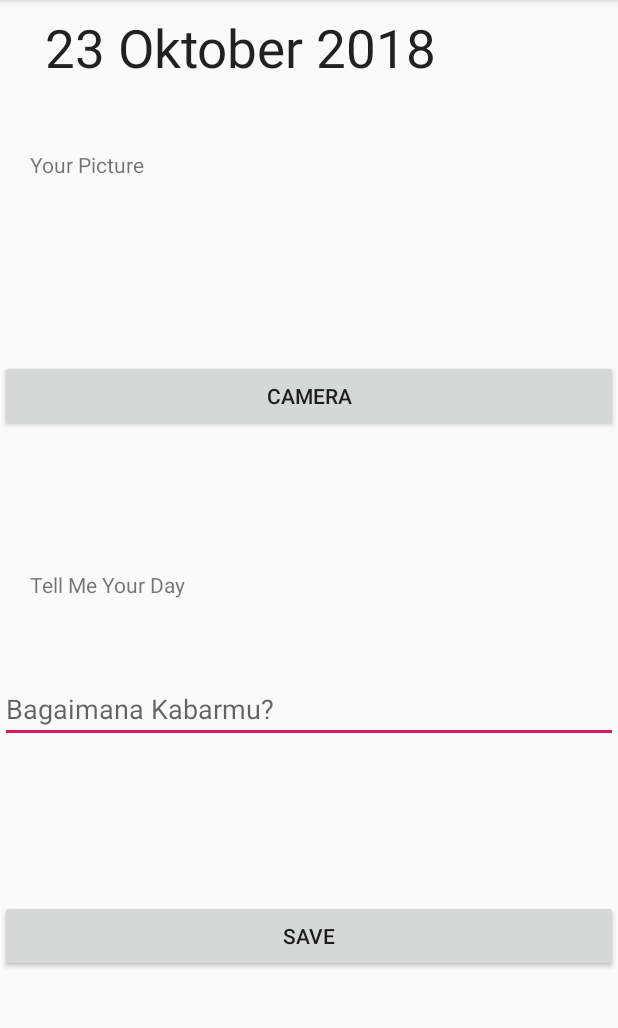
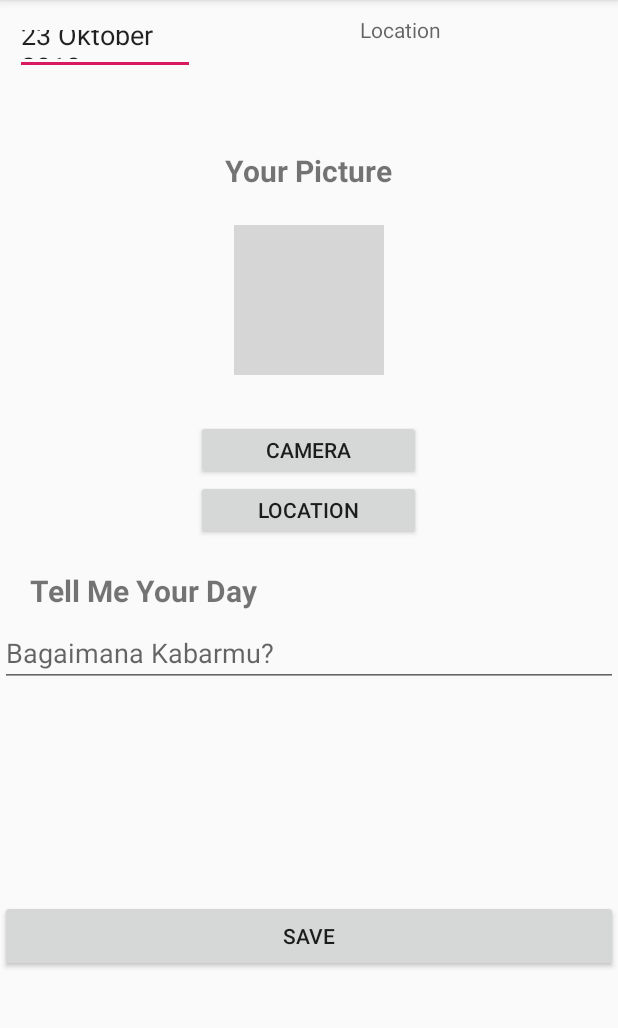
Before and after one commit to mirandannisaa/InsideOut, an Android app: the DetailEmojiFragment screen opened directly, with no data from a screen before it, on a phone screen of 412 x 824 dp, the part 84-1112 px from its top. Run offline under Robolectric (Android 15) with nearby library versions, the light colour scheme and no system bars; 2 statements that could not run were skipped; grey boxes are pictures that could not be loaded.

Commit message:
Location

```diff
--- a/app/build.gradle
+++ b/app/build.gradle
@@ -24,7 +24,12 @@ dependencies {
     implementation 'com.android.support:appcompat-v7:28.0.0'
     implementation 'com.android.support.constraint:constraint-layout:1.1.3'
     implementation 'com.google.android.gms:play-services:11.8.0'
+    //dependensi google play service
+    implementation 'com.google.android.gms:play-services-location:11.0.4'
+    //google places
+    implementation 'com.google.android.gms:play-services-places:11.0.4'
     implementation 'com.google.firebase:firebase-messaging:11.8.0'
+    implementation 'com.google.firebase:firebase-core:11.8.0'
     implementation 'com.jakewharton.timber:timber:4.6.0'
     implementation 'com.android.support:support-v4:28.0.0'
     implementation 'com.android.support:design:28.0.0'
--- a/app/src/main/java/com/example/okejon/insideout/DetailEmojiFragment.java
+++ b/app/src/main/java/com/example/okejon/insideout/DetailEmojiFragment.java
@@ -7,6 +7,7 @@ import android.media.Image;
 import android.os.Bundle;
 import android.provider.ContactsContract;
 import android.provider.MediaStore;
+import android.support.design.widget.FloatingActionButton;
 import android.support.v4.app.Fragment;
 import android.support.v4.app.FragmentManager;
 import android.support.v4.app.FragmentTransaction;
@@ -15,6 +16,7 @@ import android.view.View;
 import android.view.ViewGroup;
 import android.widget.Button;
 import android.widget.EditText;
+import android.widget.ImageButton;
 import android.widget.ImageView;
 import android.widget.TextView;
 
@@ -41,6 +43,16 @@ public class DetailEmojiFragment extends Fragment {
         View myFragmentView = inflater.inflate(R.layout.fragment_detail_emoji, container, false);
 
         View v = getView();
+
+
+        Button btnloc =(Button)myFragmentView.findViewById(R.id.buttonLoc);
+        btnloc.setOnClickListener(new View.OnClickListener() {
+            @Override
+            public void onClick(View v) {
+                Intent inte = new Intent(getContext(), LocationActivity.class);
+                startActivity(inte);
+            }
+        });
         //button camera
             Button btn = (Button) myFragmentView.findViewById(R.id.button);
             btn.setOnClickListener(new View.OnClickListener() {
@@ -54,11 +66,17 @@ public class DetailEmojiFragment extends Fragment {
 
             //textbox curhat
             final EditText editText = (EditText) myFragmentView.findViewById(R.id.editText);
+            final EditText editText1 = (EditText)myFragmentView.findViewById(R.id.txtTgl);
+            final TextView tvLoc = (TextView)myFragmentView.findViewById(R.id.tvLoc);
 
             //memanggil kls emoji krn ambil tanggal untuk list fragment
-            final TextView tittle = (TextView) myFragmentView.findViewById(R.id.textJudul);
+            //final TextView tittle = (TextView) myFragmentView.findViewById(R.id.txtTgl);
             Emoji emoji = Emoji.insideout[(int) emojiId];
-            tittle.setText(emoji.getNama());
+            editText1.setText(emoji.getNama());
+
+            Bundle bundle = getActivity().getIntent().getExtras();
+            String showLoc = bundle.getString("locationku");
+            tvLoc.setText(showLoc);
 
             imageView = (ImageView) myFragmentView.findViewById(R.id.hasil);
 
@@ -73,16 +91,21 @@ public class DetailEmojiFragment extends Fragment {
                     intactivity.putExtra("idfoto", fotohasil);
 
                     String mytext = editText.getText().toString();
+                    String textku = editText1.getText().toString();
+                    String locationku = tvLoc.getText().toString();
                     Bundle bundle = new Bundle();
+                    bundle.putString("textku", textku);
                     bundle.putString("mytext",mytext);
+                    bundle.putString("locationku", locationku);
                     intactivity.putExtras(bundle);
 
-                    String txtTanggal = tittle.getText().toString();
+                    String txtTanggal = editText1.getText().toString();
                     Bundle bundle2 = new Bundle();
                     bundle2.putString("textTanggal",txtTanggal);
                     intactivity.putExtras(bundle2);
+                    startActivity(intactivity);
 
-                    startActivity(intactivity);
+
                 }
             });
         //return fragment
--- a/app/src/main/java/com/example/okejon/insideout/SplashScreen.java
+++ b/app/src/main/java/com/example/okejon/insideout/SplashScreen.java
@@ -20,7 +20,7 @@ public class SplashScreen extends AppCompatActivity {
         handler.postDelayed(new Runnable() {
             @Override
             public void run() {
-                startActivity(new Intent(getApplicationContext(), MainActivity.class));
+                startActivity(new Intent(getApplicationContext(), FirstActivity.class));
                 finish();
             }
         }, 3000L); //3000 L = 3 detik
--- a/app/src/main/res/layout/fragment_detail_emoji.xml
+++ b/app/src/main/res/layout/fragment_detail_emoji.xml
@@ -1,10 +1,11 @@
 <?xml version="1.0" encoding="utf-8"?>
-<ScrollView android:layout_height="match_parent"
+<ScrollView xmlns:tools="http://schemas.android.com/tools"
+    android:layout_height="match_parent"
     android:layout_width="match_parent"
     android:fillViewport="true"
     xmlns:android="http://schemas.android.com/apk/res/android">
 
-<FrameLayout xmlns:android="http://schemas.android.com/apk/res/android"
+<RelativeLayout xmlns:android="http://schemas.android.com/apk/res/android"
     xmlns:tools="http://schemas.android.com/tools"
     android:layout_width="match_parent"
     android:layout_height="match_parent"
@@ -12,52 +13,74 @@
     tools:context=".DetailEmojiFragment">
 
     <!-- TODO: Update blank fragment layout -->
+
+    <EditText
+        android:id="@+id/txtTgl"
+        android:layout_width="120dp"
+        android:layout_height="40dp"
+        android:layout_marginTop="10dp"
+        android:layout_marginLeft="10dp"
+        android:hint="Tanggal"/>
+
     <TextView
-        android:id="@+id/textJudul"
-        android:layout_width="wrap_content"
-        android:layout_height="wrap_content"
-        android:layout_marginTop="8dp"
-        android:layout_marginLeft="30dp"
-        android:textSize="35dp"
-        android:textAppearance="@style/Base.TextAppearance.AppCompat.Large"
-        android:text="Tanggal"
-        />
+        android:id="@+id/tvLoc"
+        android:layout_width="120dp"
+        android:layout_height="40dp"
+        android:layout_marginTop="10dp"
+        android:layout_marginLeft="240dp"
+        android:hint="Location"/>
 
     <TextView
         android:layout_width="wrap_content"
         android:layout_height="wrap_content"
         android:text="Your Picture"
-        android:layout_marginLeft="20dp"
+        android:layout_centerHorizontal="true"
+        android:textStyle="bold"
+        android:textSize="20dp"
         android:layout_marginTop="100dp"/>
 
     <TextView
         android:layout_width="wrap_content"
         android:layout_height="wrap_content"
         android:text="Tell Me Your Day"
+        android:textStyle="bold"
+        android:textSize="20dp"
+        android:id="@+id/tv1"
         android:layout_marginLeft="20dp"
         android:layout_marginTop="380dp"/>
 
     <ImageView
         android:id="@+id/hasil"
-        android:layout_width="match_parent"
-        android:layout_height="wrap_content"
+        android:layout_width="100dp"
+        android:layout_height="100dp"
+        android:src="@drawable/man"
         android:layout_marginTop="150dp"
-        android:layout_marginLeft="3dp"
+        android:layout_centerHorizontal="true"
         />
 
     <EditText
         android:id="@+id/editText"
         android:layout_width="match_parent"
         android:layout_height="wrap_content"
-        android:layout_marginTop="450dp"
+        android:layout_below="@+id/tv1"
+        android:layout_marginTop="5dp"
         android:hint="Bagaimana Kabarmu?"/>
 
     <Button
         android:id="@+id/button"
-        android:layout_width="match_parent"
-        android:layout_height="wrap_content"
-        android:layout_marginTop="240dp"
+        android:layout_width="150dp"
+        android:layout_height="40dp"
+        android:layout_marginTop="280dp"
+        android:layout_centerHorizontal="true"
         android:text="Camera"/>
+
+    <Button
+        android:id="@+id/buttonLoc"
+        android:layout_width="150dp"
+        android:layout_height="40dp"
+        android:layout_below="@id/button"
+        android:layout_centerHorizontal="true"
+        android:text="Location"/>
 
     <Button
         android:id="@+id/btnSimpan"
@@ -66,5 +89,5 @@
         android:layout_marginTop="600dp"
         android:text="Save"/>
 
-</FrameLayout>
+</RelativeLayout>
 </ScrollView>
--- a/app/src/main/res/values/strings.xml
+++ b/app/src/main/res/values/strings.xml
@@ -10,4 +10,6 @@
     <string name="nav_header_subtitle">android.studio@android.com</string>
     <string name="nav_header_desc">Navigation header</string>
     <string name="action_settings">Settings</string>
+    <string name="location_text">"Latitude: %1$.4f \n Longitude: %2$.4f \n Timestamp: %3$tr"</string>
+    <string name="address_text">"Nama : %1$s \n Address : %2$s \n Timestamp : %3$tr"</string>
 </resources>
```
Also changed, not shown: app/src/main/AndroidManifest.xml (+8 -1 lines), app/src/main/java/com/example/okejon/insideout/FirstActivity.java (added, +42 -0 lines), app/src/main/java/com/example/okejon/insideout/GetTaskAddress.java (added, +79 -0 lines), app/src/main/java/com/example/okejon/insideout/LocationActivity.java (added, +364 -0 lines), app/src/main/java/com/example/okejon/insideout/ResultPostActivity.java (+6 -1 lines), app/src/main/res/animator/rotate.xml (added, +13 -0 lines), app/src/main/res/layout/activity_first.xml (added, +39 -0 lines), app/src/main/res/layout/activity_location.xml (added, +63 -0 lines), app/src/main/res/layout/activity_result_post.xml (+7 -0 lines).
